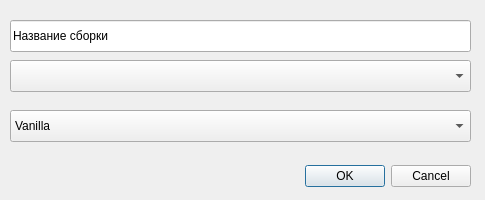
The window that ver_create.ui (PixelBoxGames/North-launcher) describes before a commit, drawn with Qt 5.
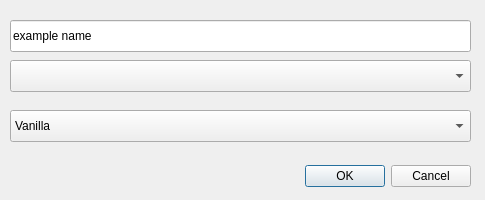
The same window after the commit.

Diff of the .ui file:
```diff
--- a/ver_create.ui
+++ b/ver_create.ui
@@ -51,7 +51,7 @@
     </rect>
    </property>
    <property name="text">
-    <string>Название сборки</string>
+    <string>example name</string>
    </property>
   </widget>
   <widget class="QComboBox" name="modloader_select">
```
